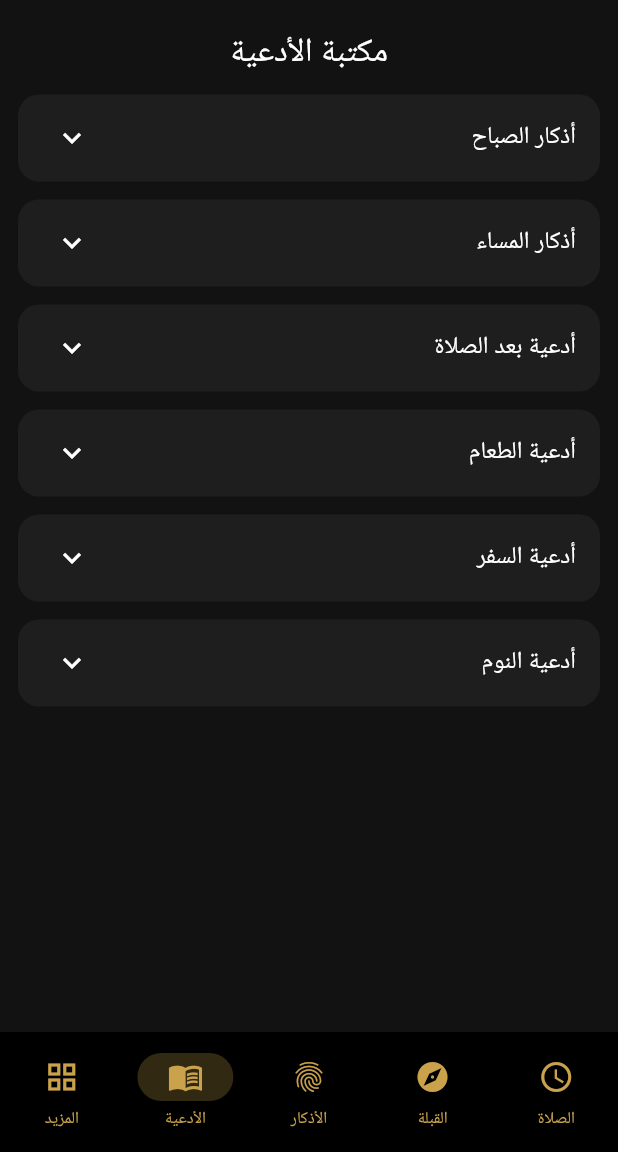
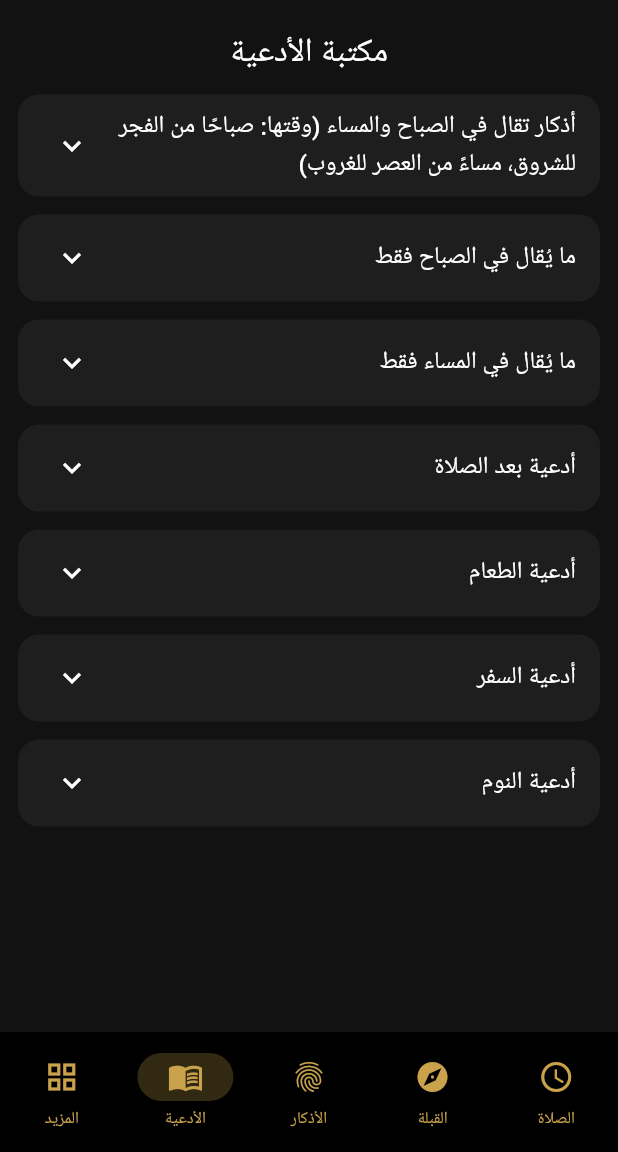
Before and after one commit to oneshoot5010/rafiq_app, a Flutter app: the screen it shows after launch, item 4 of the bottom bar chosen, on a phone screen of 412 x 824 dp, the part 84-1236 px from its top. Run offline on Flutter 3.47's test engine with Material 3 defaults, Android fonts, the phone set to English and light mode, and no system bars; our stand-ins replace geolocator, shared_preferences; Roboto replaces fonts that are missing (Tahoma).

Commit message:
fix: add complete morning/evening dhikr content

```diff
--- a/lib/screens/dua_screen.dart
+++ b/lib/screens/dua_screen.dart
@@ -10,12 +10,26 @@ class DuaScreen extends StatelessWidget {
   const DuaScreen({super.key});
 
   static const List<DuaCategory> _categories = [
-    DuaCategory('أذكار الصباح', [
-      'أَصْبَحْنَا وَأَصْبَحَ الْمُلْكُ لِلَّهِ، وَالْحَمْدُ لِلَّهِ، لَا إِلَهَ إِلَّا اللَّهُ وَحْدَهُ لَا شَرِيكَ لَهُ',
-      'اللَّهُمَّ بِكَ أَصْبَحْنَا، وَبِكَ أَمْسَيْنَا، وَبِكَ نَحْيَا، وَبِكَ نَمُوتُ وَإِلَيْكَ النُّشُورُ',
+    DuaCategory('أذكار تقال في الصباح والمساء (وقتها: صباحًا من الفجر للشروق، مساءً من العصر للغروب)', [
+      'يَا حَيُّ يَا قَيُّومُ، بِرَحْمَتِكَ أَسْتَغِيثُ، أَصْلِحْ لِي شَأْنِي كُلَّهُ، وَلَا تَكِلْنِي إِلَى نَفْسِي طَرْفَةَ عَيْنٍ. (مرة واحدة)',
+      'اللَّهُمَّ أَنْتَ رَبِّي لَا إِلَهَ إِلَّا أَنْتَ، خَلَقْتَنِي وَأَنَا عَبْدُكَ، وَأَنَا عَلَى عَهْدِكَ وَوَعْدِكَ مَا اسْتَطَعْتُ، أَعُوذُ بِكَ مِنْ شَرِّ مَا صَنَعْتُ، أَبُوءُ لَكَ بِنِعْمَتِكَ عَلَيَّ، وَأَبُوءُ بِذَنْبِي، فَاغْفِرْ لِي فَإِنَّهُ لَا يَغْفِرُ الذُّنُوبَ إِلَّا أَنْتَ. (مرة واحدة - سيد الاستغفار)',
+      'اللَّهُمَّ إِنِّي أَسْأَلُكَ الْعَافِيَةَ فِي الدُّنْيَا وَالْآخِرَةِ، اللَّهُمَّ إِنِّي أَسْأَلُكَ الْعَفْوَ وَالْعَافِيَةَ فِي دِينِي وَدُنْيَايَ وَأَهْلِي وَمَالِي، اللَّهُمَّ اسْتُرْ عَوْرَاتِي وَآمِنْ رَوْعَاتِي، اللَّهُمَّ احْفَظْنِي مِنْ بَيْنِ يَدَيَّ وَمِنْ خَلْفِي وَعَنْ يَمِينِي وَعَنْ شِمَالِي وَمِنْ فَوْقِي، وَأَعُوذُ بِعَظَمَتِكَ أَنْ أُغْتَالَ مِنْ تَحْتِي. (مرة واحدة)',
+      'اللَّهُمَّ فَاطِرَ السَّمَاوَاتِ وَالْأَرْضِ، عَالِمَ الْغَيْبِ وَالشَّهَادَةِ، رَبَّ كُلِّ شَيْءٍ وَمَلِيكَهُ، أَشْهَدُ أَنْ لَا إِلَهَ إِلَّا أَنْتَ، أَعُوذُ بِكَ مِنْ شَرِّ نَفْسِي، وَشَرِّ الشَّيْطَانِ وَشِرْكِهِ. (مرة واحدة)',
+      'بِسْمِ اللَّهِ الَّذِي لَا يَضُرُّ مَعَ اسْمِهِ شَيْءٌ فِي الْأَرْضِ وَلَا فِي السَّمَاءِ وَهُوَ السَّمِيعُ الْعَلِيمُ. (3 مرات)',
+      'رَضِيتُ بِاللَّهِ رَبًّا، وَبِالْإِسْلَامِ دِينًا، وَبِمُحَمَّدٍ نَبِيًّا. (3 مرات)',
+      'لَا إِلَهَ إِلَّا اللَّهُ وَحْدَهُ لَا شَرِيكَ لَهُ، لَهُ الْمُلْكُ وَلَهُ الْحَمْدُ وَهُوَ عَلَى كُلِّ شَيْءٍ قَدِيرٌ. (10 مرات)',
+      'سُبْحَانَ اللَّهِ وَبِحَمْدِهِ. (100 مرة أو أكثر)',
     ]),
-    DuaCategory('أذكار المساء', [
-      'أَمْسَيْنَا وَأَمْسَى الْمُلْكُ لِلَّهِ، وَالْحَمْدُ لِلَّهِ، لَا إِلَهَ إِلَّا اللَّهُ وَحْدَهُ لَا شَرِيكَ لَهُ',
+    DuaCategory('ما يُقال في الصباح فقط', [
+      'اللَّهُمَّ بِكَ أَصْبَحْنَا، وَبِكَ أَمْسَيْنَا، وَبِكَ نَحْيَا، وَبِكَ نَمُوتُ، وَإِلَيْكَ النُّشُورُ. (مرة واحدة)',
+      'أَصْبَحْنَا وَأَصْبَحَ الْمُلْكُ لِلَّهِ وَالْحَمْدُ لِلَّهِ، لَا إِلَهَ إِلَّا اللَّهُ وَحْدَهُ لَا شَرِيكَ لَهُ، لَهُ الْمُلْكُ وَلَهُ الْحَمْدُ وَهُوَ عَلَى كُلِّ شَيْءٍ قَدِيرٌ. رَبِّ أَسْأَلُكَ خَيْرَ مَا فِي هَذَا الْيَوْمِ وَخَيْرَ مَا بَعْدَهُ، وَأَعُوذُ بِكَ مِنْ شَرِّ مَا فِي هَذَا الْيَوْمِ وَشَرِّ مَا بَعْدَهُ. (مرة واحدة)',
+      'أَصْبَحْنَا عَلَى فِطْرَةِ الْإِسْلَامِ، وَعَلَى كَلِمَةِ الْإِخْلَاصِ، وَعَلَى دِينِ نَبِيِّنَا مُحَمَّدٍ، وَعَلَى مِلَّةِ أَبِينَا إِبْرَاهِيمَ حَنِيفًا مُسْلِمًا وَمَا كَانَ مِنَ الْمُشْرِكِينَ. (مرة واحدة)',
+      'سُبْحَانَ اللَّهِ وَبِحَمْدِهِ، عَدَدَ خَلْقِهِ، وَرِضَا نَفْسِهِ، وَزِنَةَ عَرْشِهِ، وَمِدَادَ كَلِمَاتِهِ. (3 مرات)',
+    ]),
+    DuaCategory('ما يُقال في المساء فقط', [
+      'اللَّهُمَّ بِكَ أَمْسَيْنَا، وَبِكَ أَصْبَحْنَا، وَبِكَ نَحْيَا، وَبِكَ نَمُوتُ، وَإِلَيْكَ الْمَصِيرُ. (مرة واحدة)',
+      'أَمْسَيْنَا وَأَمْسَى الْمُلْكُ لِلَّهِ وَالْحَمْدُ لِلَّهِ، لَا إِلَهَ إِلَّا اللَّهُ وَحْدَهُ لَا شَرِيكَ لَهُ. رَبِّ أَسْأَلُكَ خَيْرَ مَا فِي هَذِهِ اللَّيْلَةِ وَخَيْرَ مَا بَعْدَهَا. (مرة واحدة)',
+      'أَعُوذُ بِكَلِمَاتِ اللَّهِ التَّامَّاتِ مِنْ شَرِّ مَا خَلَقَ. (مرة واحدة)',
     ]),
     DuaCategory('أدعية بعد الصلاة', [
       'أَسْتَغْفِرُ اللَّهَ (ثلاثًا)، اللَّهُمَّ أَنْتَ السَّلَامُ وَمِنْكَ السَّلَامُ، تَبَارَكْتَ يَا ذَا الْجَلَالِ وَالْإِكْرَامِ',
@@ -52,11 +66,7 @@ class DuaScreen extends StatelessWidget {
                 for (final dua in category.duas)
                   Padding(
                     padding: const EdgeInsets.symmetric(horizontal: 16, vertical: 10),
-                    child: Text(
-                      dua,
-                      textAlign: TextAlign.right,
-                      style: theme.textTheme.bodyLarge?.copyWith(height: 1.6),
-                    ),
+                    child: Text(dua, textAlign: TextAlign.right, style: theme.textTheme.bodyLarge?.copyWith(height: 1.6)),
                   ),
               ],
             ),
```
